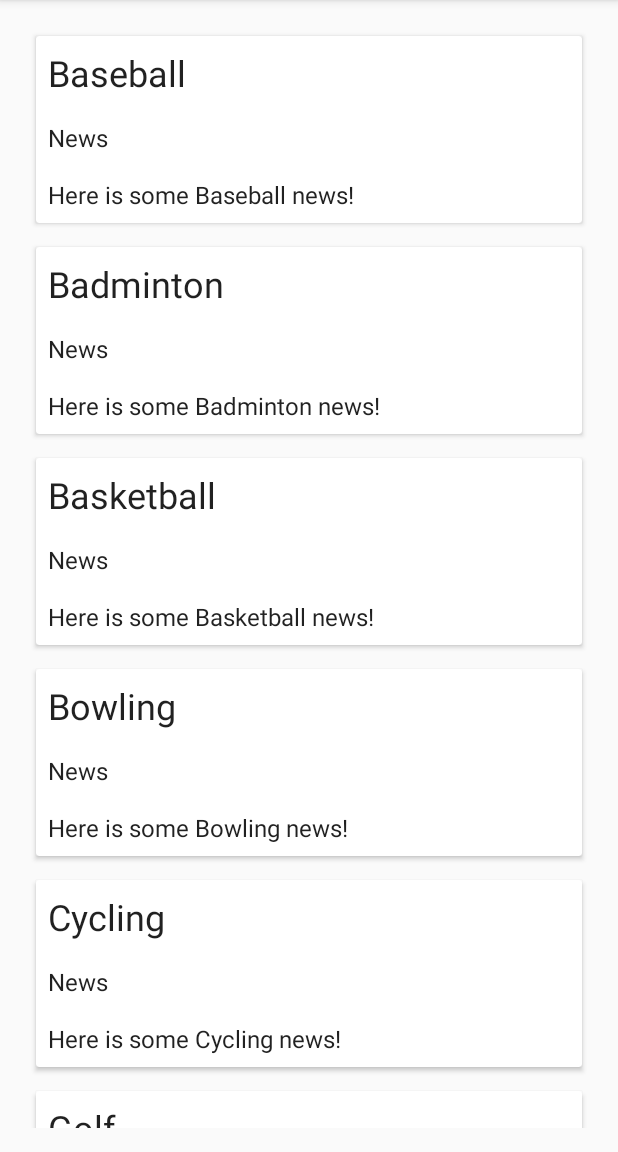
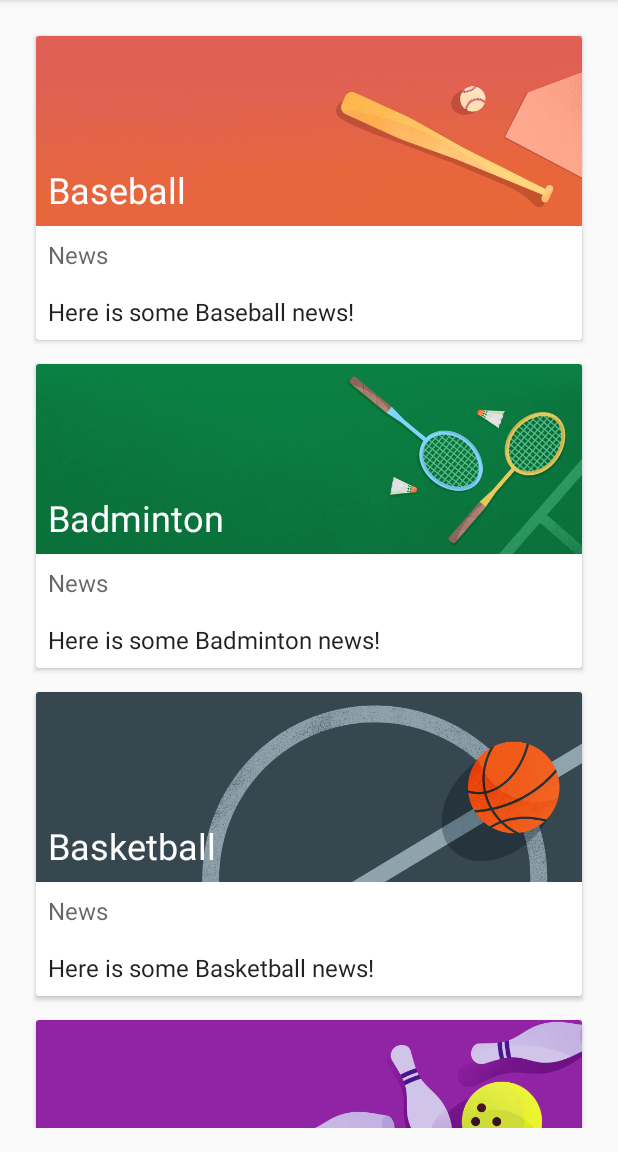
Before and after one commit to malghifari/MaterialMe, an Android app: the screen it shows after launch (MainActivity), on a phone screen of 412 x 824 dp, the part 84-1236 px from its top. Run offline under Robolectric (Android 15) with nearby library versions, the phone set to English and light mode, and no system bars; pictures from the network do not load.

```diff
--- a/app/build.gradle
+++ b/app/build.gradle
@@ -24,4 +24,5 @@ dependencies {
     implementation 'com.android.support:appcompat-v7:28.0.0'
     implementation 'com.android.support:recyclerview-v7:28.0.0'
     implementation 'com.android.support:cardview-v7:28.0.0'
+    implementation 'com.github.bumptech.glide:glide:3.5.2'
 }
--- a/app/src/main/java/com/example/android/materialme/MainActivity.java
+++ b/app/src/main/java/com/example/android/materialme/MainActivity.java
@@ -16,6 +16,7 @@
 
 package com.example.android.materialme;
 
+import android.content.res.TypedArray;
 import android.os.Bundle;
 import android.support.v7.app.AppCompatActivity;
 import android.support.v7.widget.LinearLayoutManager;
@@ -62,17 +63,20 @@ public class MainActivity extends AppCompatActivity {
         //Get the resources from the XML file
         String[] sportsList = getResources().getStringArray(R.array.sports_titles);
         String[] sportsInfo = getResources().getStringArray(R.array.sports_info);
-
+        TypedArray sportsImageResources =
+                getResources().obtainTypedArray(R.array.sports_images);
         //Clear the existing data (to avoid duplication)
         mSportsData.clear();
 
         //Create the ArrayList of Sports objects with the titles and information about each sport
         for(int i=0;i<sportsList.length;i++){
-            mSportsData.add(new Sport(sportsList[i],sportsInfo[i]));
+            mSportsData.add(new Sport(sportsList[i],sportsInfo[i],
+                    sportsImageResources.getResourceId(i,0)));
         }
-
+        sportsImageResources.recycle();
         //Notify the adapter of the change
         mAdapter.notifyDataSetChanged();
     }
 
+
 }
--- a/app/src/main/java/com/example/android/materialme/Sport.java
+++ b/app/src/main/java/com/example/android/materialme/Sport.java
@@ -24,15 +24,17 @@ class Sport {
     //Member variables representing the title and information about the sport
     private String title;
     private String info;
+    private final int imageResource;
 
     /**
      * Constructor for the Sport data model
      * @param title The name if the sport.
      * @param info Information about the sport.
      */
-    Sport(String title, String info) {
+    public Sport(String title, String info, int imageResource) {
         this.title = title;
         this.info = info;
+        this.imageResource = imageResource;
     }
 
     /**
@@ -49,4 +51,8 @@ class Sport {
     String getInfo() {
         return info;
     }
+
+    public int getImageResource() {
+        return imageResource;
+    }
 }
--- a/app/src/main/java/com/example/android/materialme/SportsAdapter.java
+++ b/app/src/main/java/com/example/android/materialme/SportsAdapter.java
@@ -21,7 +21,10 @@ import android.support.v7.widget.RecyclerView;
 import android.view.LayoutInflater;
 import android.view.View;
 import android.view.ViewGroup;
+import android.widget.ImageView;
 import android.widget.TextView;
+
+import com.bumptech.glide.Glide;
 
 import java.util.ArrayList;
 
@@ -67,6 +70,7 @@ class SportsAdapter extends RecyclerView.Adapter<SportsAdapter.ViewHolder>  {
         Sport currentSport = mSportsData.get(position);
         //Populate the textviews with data
         holder.bindTo(currentSport);
+        Glide.with(mContext).load(currentSport.getImageResource()).into(holder.mSportsImage);
     }
 
 
@@ -88,6 +92,7 @@ class SportsAdapter extends RecyclerView.Adapter<SportsAdapter.ViewHolder>  {
         //Member Variables for the TextViews
         private TextView mTitleText;
         private TextView mInfoText;
+        private ImageView mSportsImage;
 
         /**
          * Constructor for the ViewHolder, used in onCreateViewHolder().
@@ -99,6 +104,7 @@ class SportsAdapter extends RecyclerView.Adapter<SportsAdapter.ViewHolder>  {
             //Initialize the views
             mTitleText = (TextView)itemView.findViewById(R.id.title);
             mInfoText = (TextView)itemView.findViewById(R.id.subTitle);
+            mSportsImage = (ImageView) itemView.findViewById(R.id.sportsImage);
         }
 
         void bindTo(Sport currentSport){
--- a/app/src/main/res/layout/list_item.xml
+++ b/app/src/main/res/layout/list_item.xml
@@ -18,32 +18,41 @@
     android:layout_width="match_parent"
     android:layout_height="wrap_content"
     android:layout_margin="8dp">
-    <LinearLayout
-        android:orientation="vertical" android:layout_width="match_parent"
+    <RelativeLayout
+        android:layout_width="match_parent"
         android:layout_height="wrap_content">
 
-
+        <ImageView
+            android:layout_width="match_parent"
+            android:layout_height="wrap_content"
+            android:id="@+id/sportsImage"
+            android:adjustViewBounds="true"/>
         <TextView
             android:layout_width="wrap_content"
             android:layout_height="wrap_content"
             android:id="@+id/title"
             android:text="@string/title_placeholder"
             android:padding="8dp"
-            style="@style/TextAppearance.AppCompat.Headline"/>
+            style="@style/TextAppearance.AppCompat.Headline"
+            android:layout_alignBottom="@id/sportsImage"
+            android:theme="@style/ThemeOverlay.AppCompat.Dark"/>
         <TextView
             android:layout_width="wrap_content"
             android:layout_height="wrap_content"
             android:id="@+id/newsTitle"
             android:text="@string/news_placeholder"
             android:padding="8dp"
-            style="@style/TextAppearance.AppCompat.Subhead" />
+            style="@style/TextAppearance.AppCompat.Subhead"
+            android:layout_below="@id/sportsImage"
+            android:textColor="?android:textColorSecondary"/>
         <TextView
             android:layout_width="wrap_content"
             android:layout_height="wrap_content"
             android:id="@+id/subTitle"
             android:text="@string/sports_info_placeholder"
             android:padding="8dp"
-            style="@style/TextAppearance.AppCompat.Subhead" />
+            style="@style/TextAppearance.AppCompat.Subhead"
+            android:layout_below="@id/newsTitle"/>
 
-    </LinearLayout>
+    </RelativeLayout>
 </android.support.v7.widget.CardView>
--- a/app/src/main/res/values/strings.xml
+++ b/app/src/main/res/values/strings.xml
@@ -47,4 +47,18 @@
         <item>Here is some Tennis news!</item>
     </string-array>
 
+    <array name="sports_images">
+        <item>@drawable/img_baseball</item>
+        <item>@drawable/img_badminton</item>
+        <item>@drawable/img_basketball</item>
+        <item>@drawable/img_bowling</item>
+        <item>@drawable/img_cycling</item>
+        <item>@drawable/img_golf</item>
+        <item>@drawable/img_running</item>
+        <item>@drawable/img_soccer</item>
+        <item>@drawable/img_swimming</item>
+        <item>@drawable/img_tabletennis</item>
+        <item>@drawable/img_tennis</item>
+    </array>
+
 </resources>
```
Also changed, not shown: app/src/main/res/drawable/img_badminton.jpg (added), app/src/main/res/drawable/img_baseball.jpg (added), app/src/main/res/drawable/img_basketball.jpg (added), app/src/main/res/drawable/img_bowling.jpg (added), app/src/main/res/drawable/img_cycling.jpg (added), app/src/main/res/drawable/img_golf.jpg (added), app/src/main/res/drawable/img_running.jpg (added), app/src/main/res/drawable/img_soccer.jpg (added), app/src/main/res/drawable/img_swimming.jpg (added), app/src/main/res/drawable/img_tabletennis.jpg (added), app/src/main/res/drawable/img_tennis.jpg (added), 1 other file.
